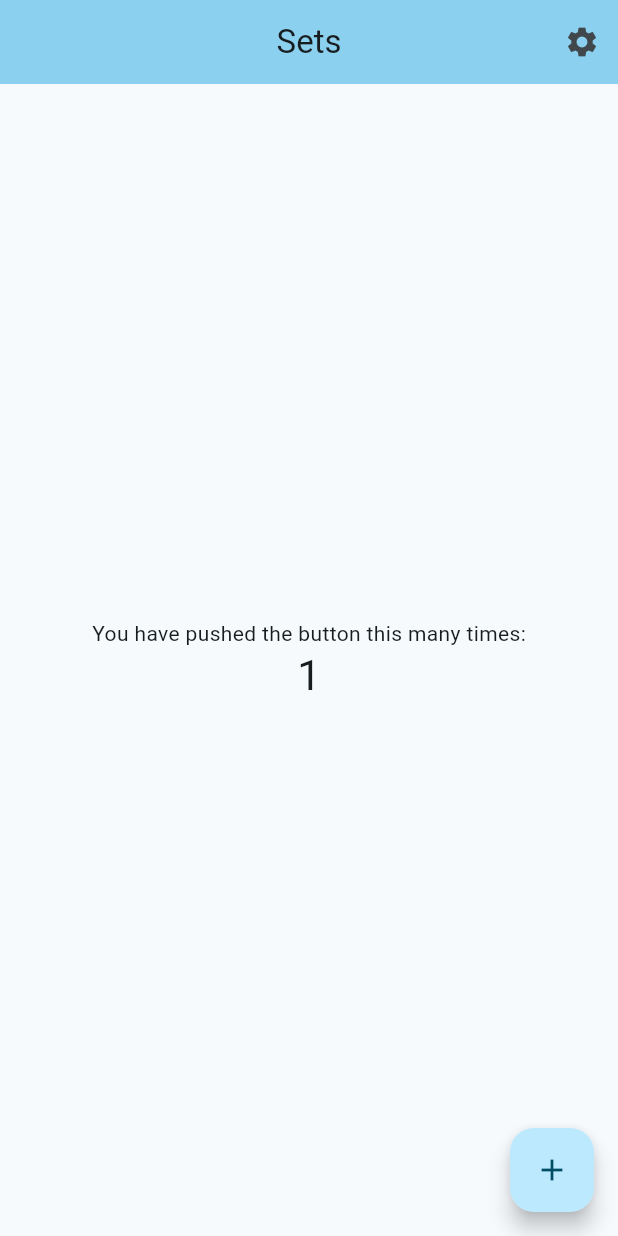
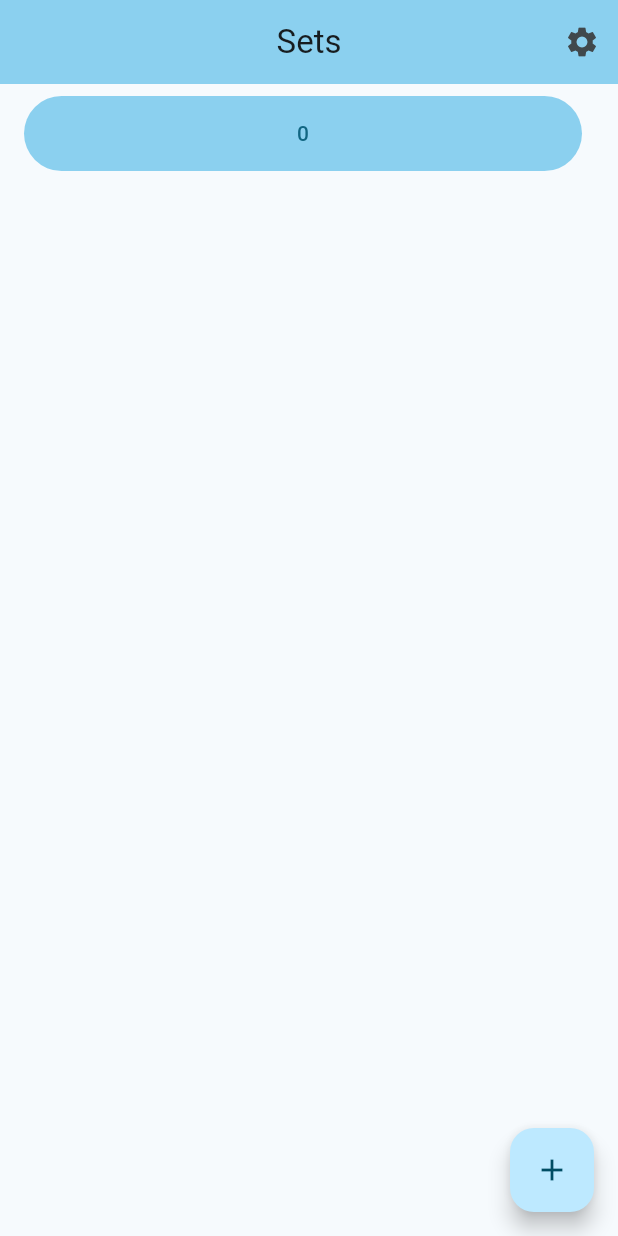
Before and after one commit to ThomasQTruong/Flash-Study, a Flutter app: the screen it shows after launch, after a tap on the "add" icon, on a phone screen of 412 x 824 dp. Run offline on Flutter 3.47's test engine with Material 2 defaults, Android fonts, the light colour scheme and no system bars.

Commit message:
Added list of sets; still WIP.

```diff
--- /dev/null
+++ b/lib/flashcard_set.dart
@@ -0,0 +1,5 @@
+class FlashcardSet {
+  String name;
+
+  FlashcardSet({required this.name});
+}
--- a/lib/main.dart
+++ b/lib/main.dart
@@ -1,3 +1,4 @@
+import 'package:flash_study/flashcard_set.dart';
 import 'package:flutter/material.dart';
 
 void main() {
@@ -61,9 +62,11 @@
 }
 
 class _MyHomePageState extends State<MyHomePage> {
+  List<FlashcardSet> listOfSets = List.empty(growable: true);
   int _counter = 0;
 
   void _incrementCounter() {
+    listOfSets.add(FlashcardSet(name: _counter.toString()));
     setState(() {
       // This call to setState tells the Flutter framework that something has
       // changed in this State, which causes it to rerun the build method below
@@ -93,6 +96,7 @@
         title: Text(widget.title),
         centerTitle: true,
         actions: <Widget>[
+          // Settings button.
           IconButton(
             icon: const Icon(Icons.settings),
             onPressed: () {},
@@ -118,13 +122,13 @@
           // wireframe for each widget.
           mainAxisAlignment: MainAxisAlignment.center,
           children: <Widget>[
-            const Text(
-              'You have pushed the button this many times:',
-            ),
-            Text(
-              '$_counter',
-              style: Theme.of(context).textTheme.headlineMedium,
-            ),
+            listOfSets.isEmpty ? const Text("Empty") :
+                Expanded(
+                  child: ListView.builder(
+                    itemCount: listOfSets.length,
+                    itemBuilder: (context, index) => getRow(index),
+                  ),
+                )
           ],
         ),
       ),
@@ -136,4 +140,21 @@
       // floatingActionButtonLocation: FloatingActionButtonLocation.startFloat,
     );
   }
+
+  Widget getRow(int index) {
+    return ListTile(
+      title: Column(
+        children: [
+          TextButton(
+            style: TextButton.styleFrom(
+              backgroundColor: Theme.of(context).colorScheme.inversePrimary,
+              minimumSize: const Size.fromHeight(50),
+            ),
+            onPressed: () {},
+            child: Text(listOfSets[index].name),
+          ),
+        ],
+      ),
+    );
+  }
 }
```
